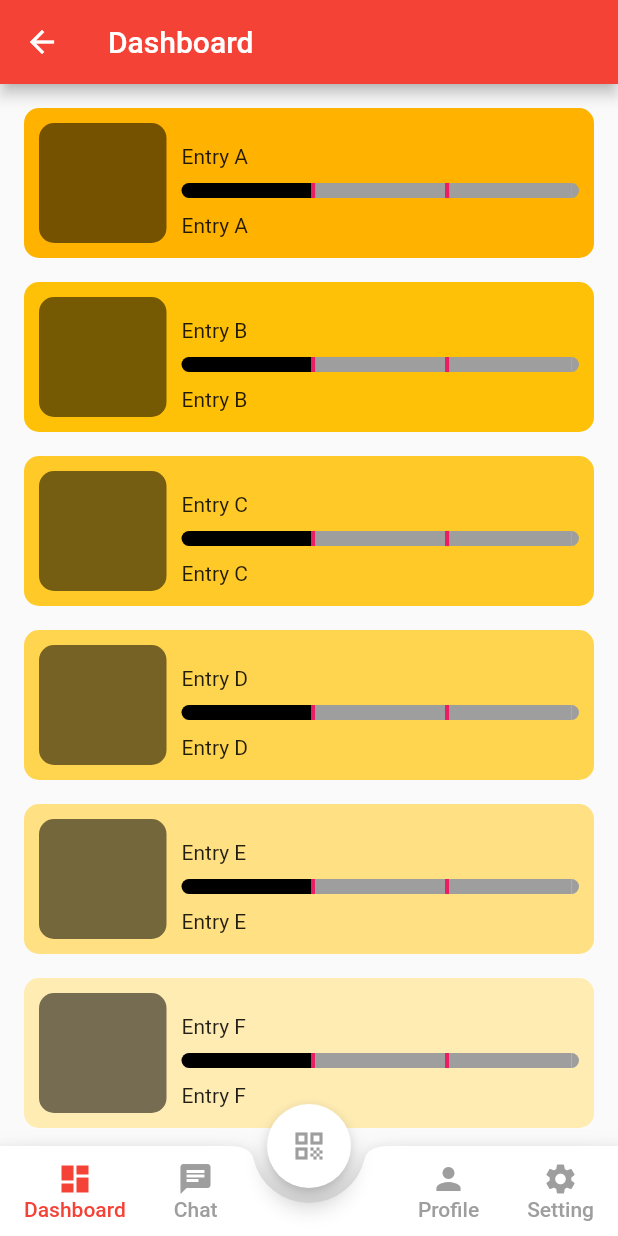
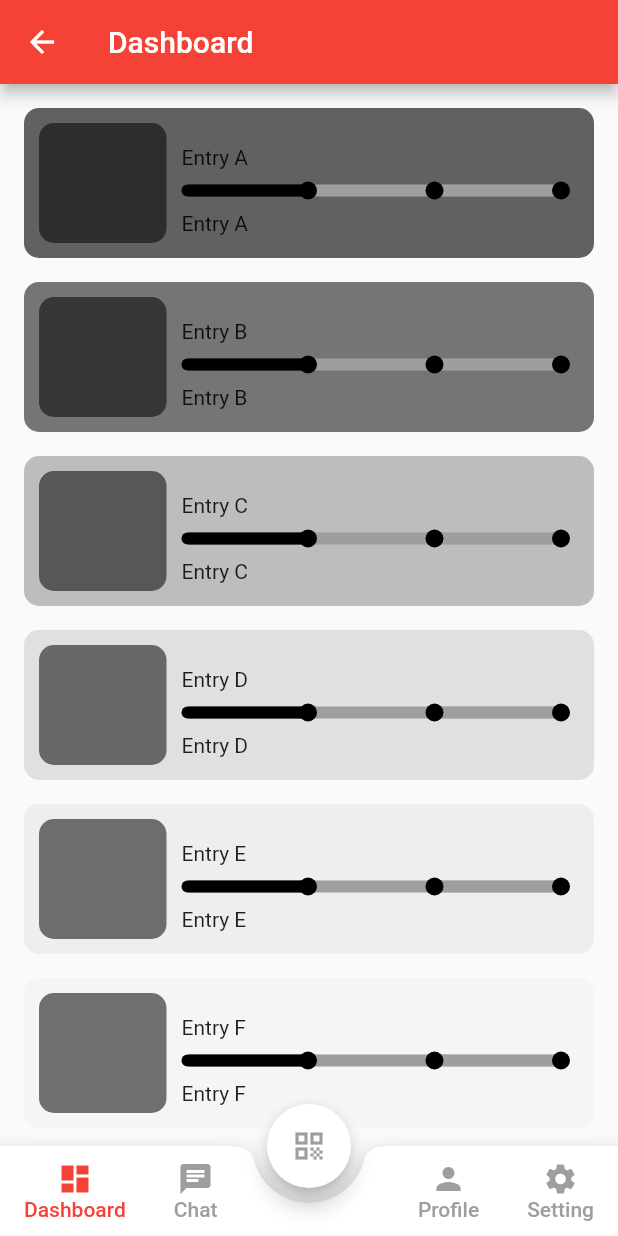
Before and after one commit to Aon1840/TopRewardApp, a Flutter app: the screen it shows after launch, after a tap on "Log in", on a phone screen of 412 x 824 dp. Run offline on Flutter 3.47's test engine with Material 2 defaults, Android fonts, the phone set to English and light mode, and no system bars; missing offline and left inert: intervalprogressbar.

Commit message:
custom progress bar

```diff
--- a/lib/components/mission.dart
+++ b/lib/components/mission.dart
@@ -1,6 +1,7 @@
 import 'package:flutter/material.dart';
 
 import '../customprogressMission/intervalprogressbar.dart';
+import 'dart:math';
 
 class Mission extends StatelessWidget {
   const Mission({Key? key, required this.title, required this.color})
@@ -9,12 +10,14 @@ class Mission extends StatelessWidget {
   final String title;
   final int color;
 
+
+
   @override
   Widget build(BuildContext context) {
     return Container(
         decoration: BoxDecoration(
             borderRadius: const BorderRadius.all(Radius.circular(10)),
-            color: Colors.amber[color]),
+            color: Colors.grey[color]),
         margin: const EdgeInsets.all(8),
         height: 100,
         child: Row(
@@ -40,19 +43,18 @@ class Mission extends StatelessWidget {
                   padding: const EdgeInsets.only(left: 10, top: 10),
                   child: Text('Entry $title'),
                 ),
-                const Padding(
+                Padding(
                   padding: EdgeInsets.only(left: 10, top: 10,right: 10),
                   child: IntervalProgressBar(
-                      direction: IntervalProgressDirection.horizontal,
                       max: 3,
-                      progress: 1,
-                      intervalSize: 3,
-                      size: Size(double.maxFinite, 10),
+                      progress: Random().nextInt(3),
+                      intervalSize: 6,
+                      size: Size(double.maxFinite, 8),
                       highlightColor: Colors.black,
                       defaultColor: Colors.grey,
-                      intervalColor: Colors.pink,
+                      intervalColor: Colors.black,
                       intervalHighlightColor: Colors.transparent,
-                      radius: 5),
+                      radius: 5,),
                 ),
                 Padding(
                   padding: const EdgeInsets.only(left: 10, top: 10),
--- a/lib/customprogressMission/CircleProgressPainter.dart
+++ /dev/null
@@ -1,83 +0,0 @@
-import 'dart:math';
-import 'dart:ui';
-
-import 'package:flutter/material.dart';
-import 'package:intervalprogressbar/intervalprogressbar.dart';
-
-class CircleProgressPainter extends IntervalProgressPainter {
-  final double strokeWidth;
-
-  CircleProgressPainter(
-      int max,
-      int progress,
-      int intervalSize,
-      Color highlightColor,
-      Color defaultColor,
-      Color intervalColor,
-      Color intervalHighlightColor,
-      double radius,
-      bool reverse,
-      double intervalPercent,
-      this.strokeWidth)
-      : super(
-            max,
-            progress,
-            intervalSize,
-            highlightColor,
-            defaultColor,
-            intervalColor,
-            intervalHighlightColor,
-            radius,
-            reverse,
-            intervalPercent);
-
-  @override
-  Size? calBlockSize() {
-    //Circle Progress will not call this
-    return null;
-  }
-
-  @override
-  void paintBlock(Canvas canvas, int blockIndex, Size blockSize) {
-    //Circle Progress will not call this
-  }
-
-  final Path _path = Path();
-
-  @override
-  void paint(Canvas canvas, Size size) {
-    painter
-      ..style = PaintingStyle.stroke
-      ..strokeCap = StrokeCap.round
-      ..strokeWidth = this.strokeWidth;
-
-    Rect rect = Offset.zero & size;
-    final radius = min(rect.height, rect.width);
-    final r =
-        Rect.fromCenter(center: rect.center, width: radius, height: radius);
-
-    final incr = (360.0 - this.intervalDegrees * (this.max - 1)) / (this.max);
-    final intervalRadians = degrees2radians(this.intervalDegrees);
-    final swap = degrees2radians(incr);
-
-    var start = 0.0;
-
-    for (int i = 0; i < this.max; i++) {
-      final highlight = highlightBlock(i);
-      painter.color = highlight ? highlightColor : defaultColor;
-      _path.addArc(r, start, swap);
-      canvas.drawPath(_path, painter);
-      _path.reset();
-      start += swap;
-      _path.addArc(r, start, intervalRadians);
-      painter.color = intervalColor;
-      canvas.drawPath(_path, painter);
-      start += intervalRadians;
-      _path.reset();
-    }
-  }
-
-  double degrees2radians(double degrees) {
-    return degrees * (pi / 180);
-  }
-}
--- a/lib/customprogressMission/intervalprogressbar.dart
+++ b/lib/customprogressMission/intervalprogressbar.dart
@@ -1,12 +1,7 @@
-library intervalprogressbar;
-
 import 'dart:ui';
-
 import 'package:flutter/widgets.dart';
-import 'package:intervalprogressbar/CircleProgressPainter.dart';
 
 class IntervalProgressBar extends StatelessWidget {
-  final IntervalProgressDirection direction;
   final int max;
   final int progress;
   final int intervalSize;
@@ -22,7 +17,6 @@ class IntervalProgressBar extends StatelessWidget {
 
   const IntervalProgressBar(
       {Key? key,
-      this.direction = IntervalProgressDirection.horizontal,
       required this.max,
       required this.progress,
       required this.intervalSize,
@@ -42,8 +36,6 @@ class IntervalProgressBar extends StatelessWidget {
   @override
   Widget build(BuildContext context) {
     CustomPainter painter;
-    switch (direction) {
-      case IntervalProgressDirection.horizontal:
     painter = HorizontalProgressPainter(
         max,
         progress,
@@ -54,39 +46,9 @@ class IntervalProgressBar extends StatelessWidget {
         intervalHighlightColor,
         radius,
         reverse);
-        break;
-      case IntervalProgressDirection.vertical:
-        painter = VerticalProgressPainter(
-            max,
-            progress,
-            intervalSize,
-            highlightColor,
-            defaultColor,
-            intervalColor,
-            intervalHighlightColor,
-            radius,
-            reverse);
-        break;
-      case IntervalProgressDirection.circle:
-        painter = CircleProgressPainter(
-            max,
-            progress,
-            intervalSize,
-            highlightColor,
-            defaultColor,
-            intervalColor,
-            intervalHighlightColor,
-            radius,
-            reverse,
-            intervalDegrees,
-            strokeWith);
-        break;
-    }
     return CustomPaint(painter: painter, size: size);
   }
 }
-
-enum IntervalProgressDirection { vertical, horizontal, circle }
 
 abstract class IntervalProgressPainter extends CustomPainter {
   final int max;
@@ -120,20 +82,24 @@ abstract class IntervalProgressPainter extends CustomPainter {
 
   @override
   void paint(Canvas canvas, Size size) {
-    if (progress > this.max) {
+    if (progress > max) {
       throw Exception("progress must <= max");
     }
     bound = Offset.zero & size;
     Size blockSize = calBlockSize();
-    for (int i = 0; i < this.max; i++) {
+    for (int i = 0; i < max; i++) {
       paintBlock(canvas, i, blockSize);
+    }
+
+    for (int i = 0; i < max; i++) {
+      paintBlockInterval(canvas, i, blockSize);
     }
   }
 
   @override
   bool shouldRepaint(CustomPainter oldDelegate) {
     final old = oldDelegate as IntervalProgressPainter;
-    return old.max != this.max ||
+    return old.max != max ||
         old.progress != progress ||
         old.intervalSize != intervalSize ||
         old.intervalColor != intervalColor ||
@@ -145,21 +111,23 @@ abstract class IntervalProgressPainter extends CustomPainter {
   }
 
   bool highlightBlock(int index) =>
-      reverse ? index >= (this.max - progress) : index < progress;
+      reverse ? index >= (max - progress) : index < progress;
 
   bool highlightInterval(int index) =>
-      reverse ? index >= (this.max - progress - 1) : index < progress - 1;
+      reverse ? index >= (max - progress - 1) : index < progress - 1;
 
   void paintBlock(Canvas canvas, int blockIndex, Size blockSize);
+
+  void paintBlockInterval(Canvas canvas, int blockIndex, Size blockSize);
 
   Size calBlockSize();
 
   bool shouldDrawStartRadius(int index) => index == 0 && radius > 0;
 
-  bool shouldDrawEndRadius(int index) => index == this.max - 1 && radius > 0;
+  bool shouldDrawEndRadius(int index) => index == max - 1 && radius > 0;
 
   bool shouldDrawInterval(int index) =>
-      index != this.max - 1 &&
+      index != max &&
       (intervalColor != IntervalProgressBar.TRANSPARENT ||
           intervalHighlightColor != IntervalProgressBar.TRANSPARENT);
 }
@@ -179,15 +147,14 @@ class HorizontalProgressPainter extends IntervalProgressPainter {
             intervalColor, intervalHighlightColor, radius, reverse, 0.0);
 
   @override
-  Size calBlockSize() => Size(
-      ((bound.width - intervalSize * (this.max - 1)) / this.max), bound.height);
+  Size calBlockSize() =>
+      Size(((bound.width - intervalSize * (max - 1)) / max), bound.height);
 
   @override
   void paintBlock(Canvas canvas, int i, Size blockSize) {
     final blockWidth = blockSize.width;
     final highlight = highlightBlock(i);
-    final dx = (blockWidth + intervalSize) * i;
-
+    final dx = (blockWidth) * i;
     Rect rect = Rect.fromLTRB(0, 0, blockWidth, bound.height);
     painter.color = highlight ? highlightColor : defaultColor;
     canvas.save();
@@ -199,20 +166,24 @@ class HorizontalProgressPainter extends IntervalProgressPainter {
     if (shouldDrawEndRadius(i)) {
       rect = _drawRightRound(canvas, rect);
     }
+    canvas.drawRect(rect, painter);
+    canvas.restore();
+  }
 
-    canvas.drawRect(rect, painter);
-
-    if (shouldDrawInterval(i)) {
-      painter.color =
-          highlightInterval(i) ? intervalHighlightColor : intervalColor;
-      canvas.drawRect(
-          Rect.fromLTRB(
-            blockWidth,
-            0,
-            blockWidth + intervalSize,
-            bound.height,
-          ),
-          painter);
+  @override
+  void paintBlockInterval(Canvas canvas, int blockIndex, Size blockSize) {
+    final blockWidth = blockSize.width;
+    final highlight = highlightBlock(blockIndex);
+    final dx = (blockWidth) * blockIndex;
+    painter.color = highlight ? highlightColor : defaultColor;
+    canvas.save();
+    canvas.translate(dx, 0);
+    if (shouldDrawInterval(blockIndex)) {
+      painter.color = highlightInterval(blockIndex)
+          ? intervalHighlightColor
+          : intervalColor;
+      canvas.drawCircle(Offset(blockWidth.toDouble(), bound.height / 2),
+          intervalSize.toDouble(), painter);
     }
     canvas.restore();
   }
@@ -241,72 +212,3 @@ class HorizontalProgressPainter extends IntervalProgressPainter {
     canvas.restore();
   }
 }
-
-class VerticalProgressPainter extends IntervalProgressPainter {
-  VerticalProgressPainter(
-      int max,
-      int progress,
-      int intervalSize,
-      Color highlightColor,
-      Color defaultColor,
-      Color intervalColor,
-      Color intervalHighlightColor,
-      double radius,
-      bool reverse)
-      : super(max, progress, intervalSize, highlightColor, defaultColor,
-            intervalColor, intervalHighlightColor, radius, reverse, 0.0);
-
-  @override
-  void paintBlock(Canvas canvas, int i, Size blockSize) {
-    final blockHeight = blockSize.height;
-    final dy = (blockHeight + intervalSize) * i;
-    Rect rect = Rect.fromLTRB(0, 0, bound.width, blockHeight);
-
-    canvas.save();
-    canvas.translate(0, dy);
-    painter.color = highlightBlock(i) ? highlightColor : defaultColor;
-    if (shouldDrawStartRadius(i)) {
-      rect = _drawStartRadius(canvas, rect);
-    }
-    if (shouldDrawEndRadius(i)) {
-      rect = _drawEndRadius(canvas, rect);
-    }
-    canvas.drawRect(rect, painter);
-    if (shouldDrawInterval(i)) {
-      painter.color =
-          highlightInterval(i) ? intervalHighlightColor : intervalColor;
-      final intervalRect = Rect.fromLTRB(
-          0, blockHeight, bound.width, blockHeight + intervalSize);
-      canvas.drawRect(intervalRect, painter);
-    }
-    canvas.restore();
-  }
-
-  @override
-  Size calBlockSize() =>
-      Size(bound.width, (bound.height - intervalSize * (max - 1)) / max);
-
-  Rect _drawStartRadius(Canvas canvas, Rect rect) {
-    final clipRect =
-        Rect.fromLTRB(rect.left, rect.top + radius, rect.right, rect.bottom);
-    _drawRadius(canvas, rect, clipRect);
-    return clipRect;
-  }
-
-  Rect _drawEndRadius(Canvas canvas, Rect rect) {
-    final clipRect =
-        Rect.fromLTRB(rect.left, rect.top, rect.right, rect.bottom - radius);
-    _drawRadius(canvas, rect, clipRect);
-    return clipRect;
-  }
-
-  void _drawRadius(Canvas canvas, Rect rect, Rect clipRect) {
-    final rRect = RRect.fromLTRBR(
-        rect.left, rect.top, rect.right, rect.bottom, Radius.circular(radius));
-    final p = Path()..addRRect(rRect);
-    canvas.save();
-    canvas.clipRect(clipRect, clipOp: ClipOp.difference);
-    canvas.drawPath(p, painter);
-    canvas.restore();
-  }
-}
--- a/lib/page/dashboard.dart
+++ b/lib/page/dashboard.dart
@@ -14,7 +14,7 @@ class _DashboardState extends State<Dashboard> {
   Widget build(BuildContext context) {
     debugPrint('Dashboard run');
     final List<String> entries = <String>['A', 'B', 'C', 'D', 'E', 'F'];
-    final List<int> colorCodes = <int>[600, 500, 400, 300, 200, 100];
+    final List<int> colorCodes = <int>[700, 600, 400, 300, 200, 100];
 
     return Scaffold(
       appBar: AppBar(
```
Lines whose indentation alone changed are shown as unchanged.
